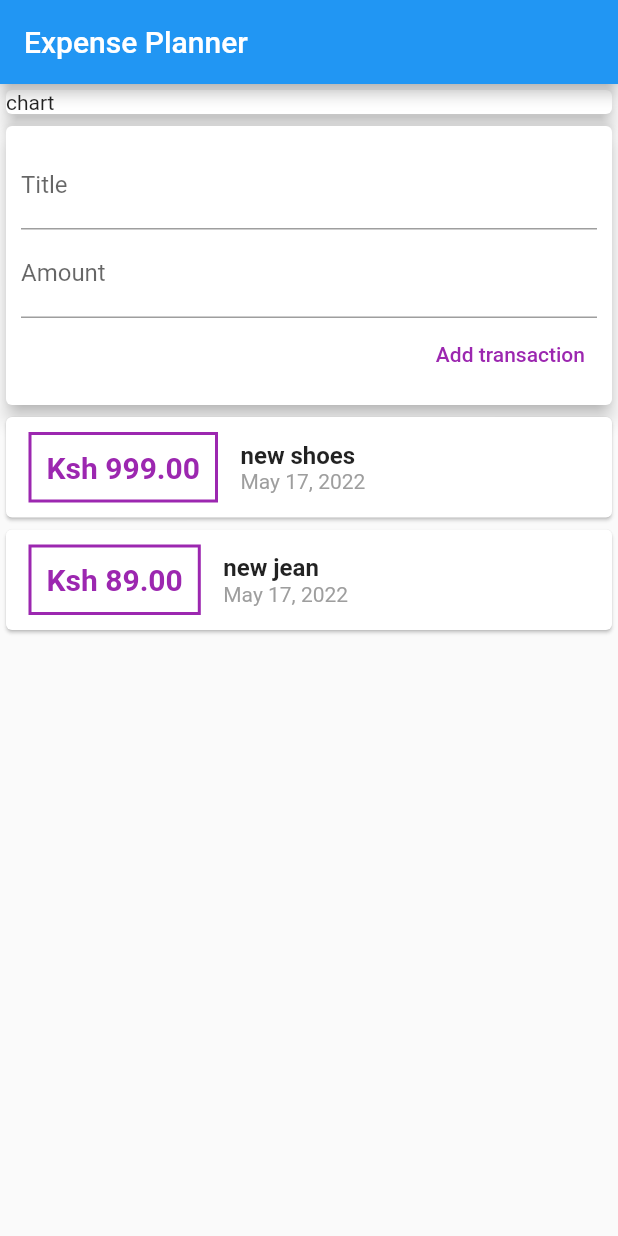
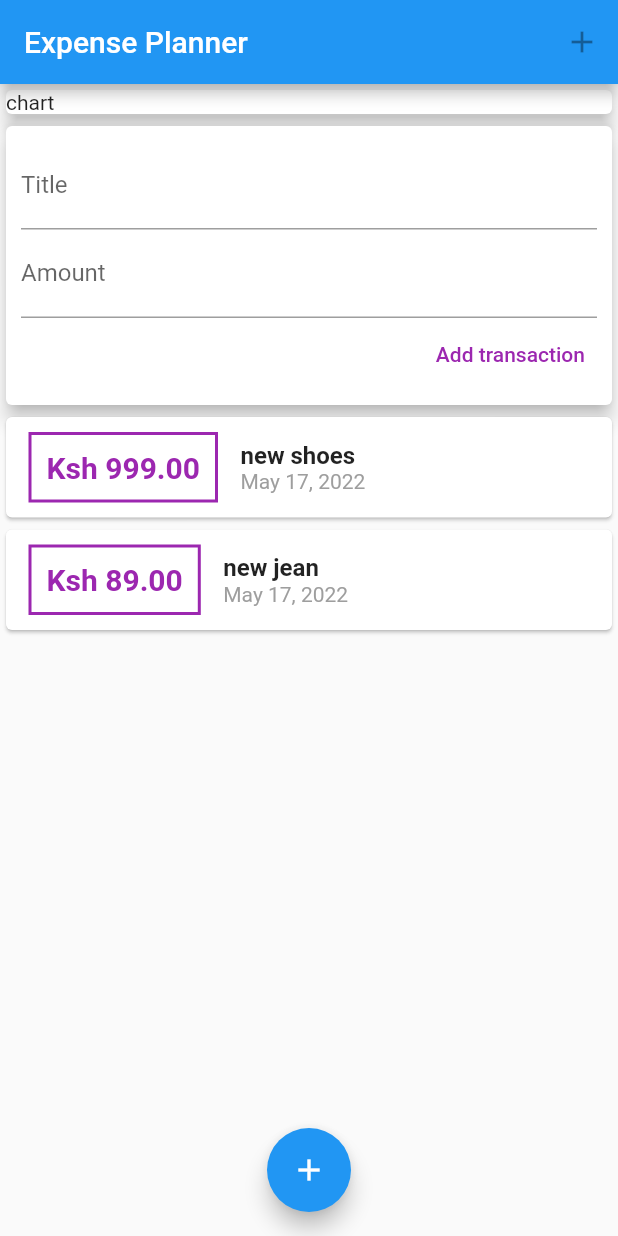
Before and after one commit to brian-hub-dev/expense_tracker, a Flutter app: the screen it shows after launch, on a phone screen of 412 x 824 dp. Run offline on Flutter 3.47's test engine with Material 2 defaults, Android fonts, the phone set to English and light mode, and no system bars.

Commit message:
adding actions buttons and floatingbutton

```diff
--- a/lib/main.dart
+++ b/lib/main.dart
@@ -17,6 +17,7 @@ class MyApp extends StatelessWidget {
         primarySwatch: Colors.blue,
       ),
       home: MyHomePage(),
+      debugShowCheckedModeBanner: false,
     );
   }
 }
--- a/lib/pages/myHomePage.dart
+++ b/lib/pages/myHomePage.dart
@@ -9,6 +9,7 @@ class MyHomePage extends StatelessWidget {
     return Scaffold(
       appBar: AppBar(
         title: const Text('Expense Planner'),
+        actions: const [IconButton(onPressed: null, icon: Icon(Icons.add))],
       ),
       body: SingleChildScrollView(
         child: Column(
@@ -25,6 +26,11 @@ class MyHomePage extends StatelessWidget {
           ],
         ),
       ),
+      floatingActionButtonLocation: FloatingActionButtonLocation.centerFloat,
+      floatingActionButton: const FloatingActionButton(
+        onPressed: null,
+        child: Icon(Icons.add),
+      ),
     );
   }
 }
```
